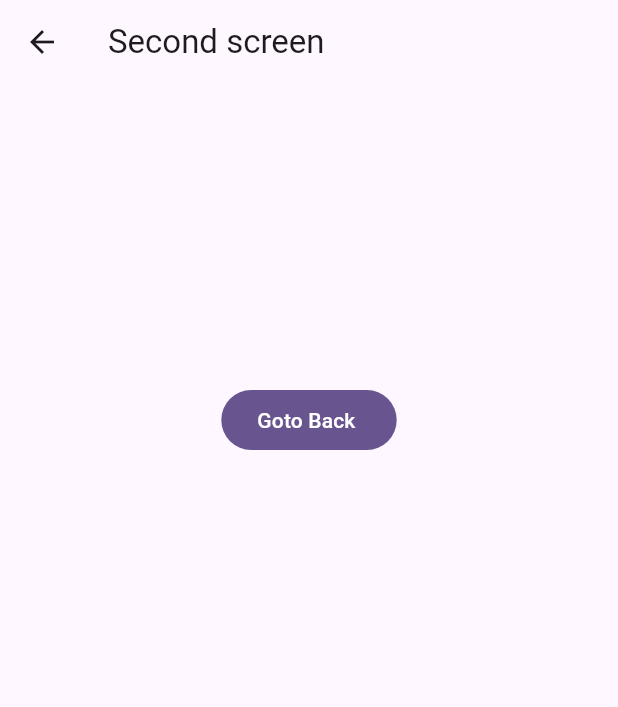
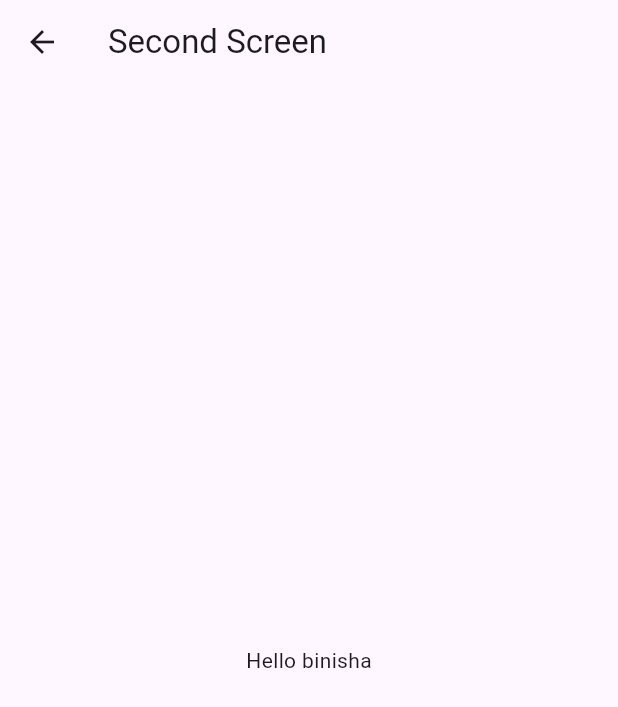
Before and after one commit to BinishaChapagain2/fluttter_home_practice, a Flutter app: the screen it shows after launch, after a tap on "Go to next Screen", on a phone screen of 412 x 824 dp. Shown: the top 707 px of the screen. Run offline on Flutter 3.47's test engine with Material 3 defaults, Android fonts, the phone set to English and light mode, and no system bars.

Commit message:
app_route,named_navigate

```diff
--- /dev/null
+++ b/lib/app_routes.dart
@@ -0,0 +1,4 @@
+class AppRoutes {
+  static String firstScreen = "/firstScreen";
+  static String secondScreen = "/screenScreen";
+}
--- a/lib/main.dart
+++ b/lib/main.dart
@@ -1,5 +1,7 @@
 import 'package:flutter/material.dart';
-import 'package:flutter_practice/navigate/first_screen.dart';
+import 'package:flutter_practice/app_routes.dart';
+import 'package:flutter_practice/named_navigate/named_firstscreen.dart';
+import 'package:flutter_practice/named_navigate/named_secondscreen.dart';
 
 void main() {
   runApp(const MyApp());
@@ -33,7 +35,11 @@ class MyApp extends StatelessWidget {
       ),
       debugShowCheckedModeBanner: false,
 
-      home: FirstScreen(),
+      home: NamedFirstscreen(),
+      routes: {
+        AppRoutes.firstScreen: (ctx) => NamedFirstscreen(),
+        AppRoutes.secondScreen: (ctx) => NamedSecondscreen(),
+      },
     );
   }
 }
--- /dev/null
+++ b/lib/named_navigate/named_firstscreen.dart
@@ -0,0 +1,23 @@
+import 'package:flutter/material.dart';
+import 'package:flutter_practice/app_routes.dart';
+
+class NamedFirstscreen extends StatelessWidget {
+  const NamedFirstscreen({super.key});
+
+  @override
+  Widget build(BuildContext context) {
+    return Scaffold(
+      appBar: AppBar(title: Text("Name navigate first screen")),
+      body: Center(
+        child: FilledButton(
+          onPressed: () {
+            Navigator.of(
+              context,
+            ).pushNamed(AppRoutes.secondScreen, arguments: "Hello binisha");
+          },
+          child: Text("Go to next Screen"),
+        ),
+      ),
+    );
+  }
+}
--- /dev/null
+++ b/lib/named_navigate/named_secondscreen.dart
@@ -0,0 +1,15 @@
+import 'package:flutter/material.dart';
+
+class NamedSecondscreen extends StatelessWidget {
+  const NamedSecondscreen({super.key});
+
+  @override
+  Widget build(BuildContext context) {
+    String value = ModalRoute.of(context)!.settings.arguments as String;
+    return Scaffold(
+      appBar: AppBar(title: Text("Second Screen")),
+
+      body: Center(child: Text(value)),
+    );
+  }
+}
```
